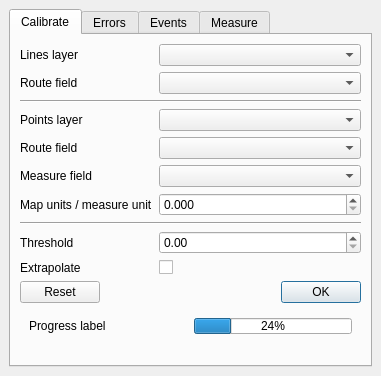
blazek/lrs, file lrs/ui_lrsdockwidget.ui: the form before one commit.
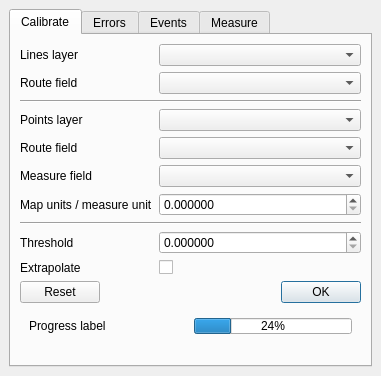
The form after the commit.

Commit message: allow more decimal places for crs in degrees

```diff
--- a/lrs/ui_lrsdockwidget.ui
+++ b/lrs/ui_lrsdockwidget.ui
@@ -103,6 +103,9 @@
           </item>
           <item row="9" column="1">
            <widget class="QDoubleSpinBox" name="genThresholdSpin">
+            <property name="decimals">
+             <number>6</number>
+            </property>
             <property name="maximum">
              <double>1000000.000000000000000</double>
             </property>
@@ -117,7 +120,7 @@
           <item row="6" column="1">
            <widget class="QDoubleSpinBox" name="genMapUnitsPerMeasureUnitSpin">
             <property name="decimals">
-             <number>3</number>
+             <number>6</number>
             </property>
             <property name="maximum">
              <double>1000000.000000000000000</double>
```
Left out of the diff: 3 changed lines with no effect on the pictures. The commit also changes 4 other files.
